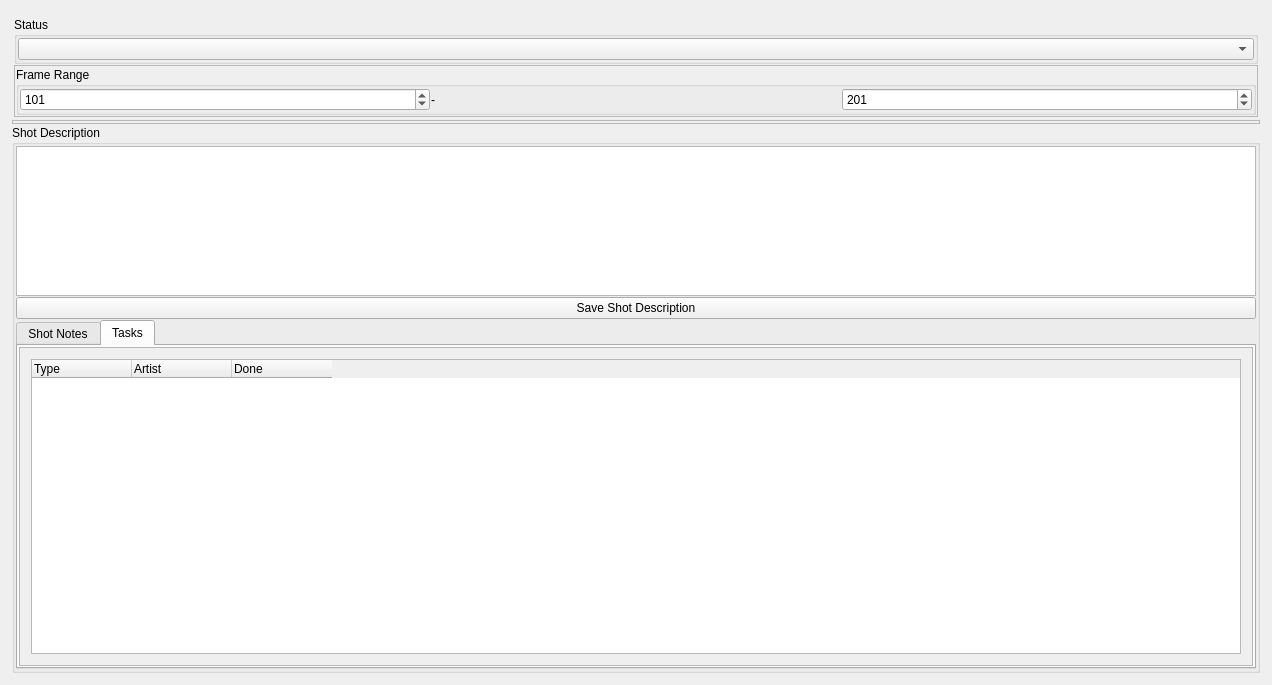
Old version of the form DPSPipeline/widgets/attributeeditorwidget/ui/attributeeditorwidget.ui in the repository kanooshka/DPS_PIPELINE.
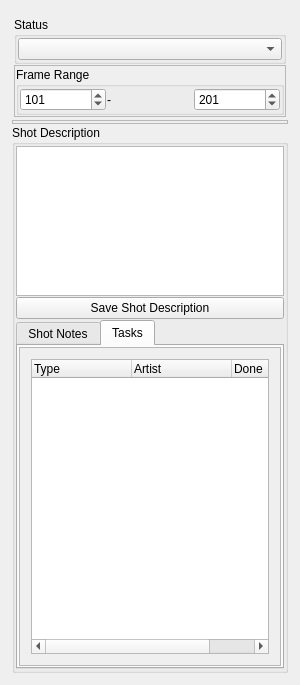
New version of the form. The open tabs and pages were chosen to show the change.

```diff
--- a/DPSPipeline/widgets/attributeeditorwidget/ui/attributeeditorwidget.ui
+++ b/DPSPipeline/widgets/attributeeditorwidget/ui/attributeeditorwidget.ui
@@ -6,19 +6,19 @@
    <rect>
     <x>0</x>
     <y>0</y>
-    <width>1272</width>
+    <width>300</width>
     <height>685</height>
    </rect>
   </property>
   <property name="minimumSize">
    <size>
-    <width>490</width>
+    <width>300</width>
     <height>0</height>
    </size>
   </property>
   <property name="maximumSize">
    <size>
-    <width>30000</width>
+    <width>16777215</width>
     <height>16777215</height>
    </size>
   </property>
@@ -441,8 +441,8 @@
                   <rect>
                    <x>0</x>
                    <y>0</y>
-                   <width>1238</width>
-                   <height>349</height>
+                   <width>89</width>
+                   <height>89</height>
                   </rect>
                  </property>
                  <layout class="QGridLayout" name="gridLayout_25">
```
Left out of the diff: 2 changed lines with no effect on the pictures.
